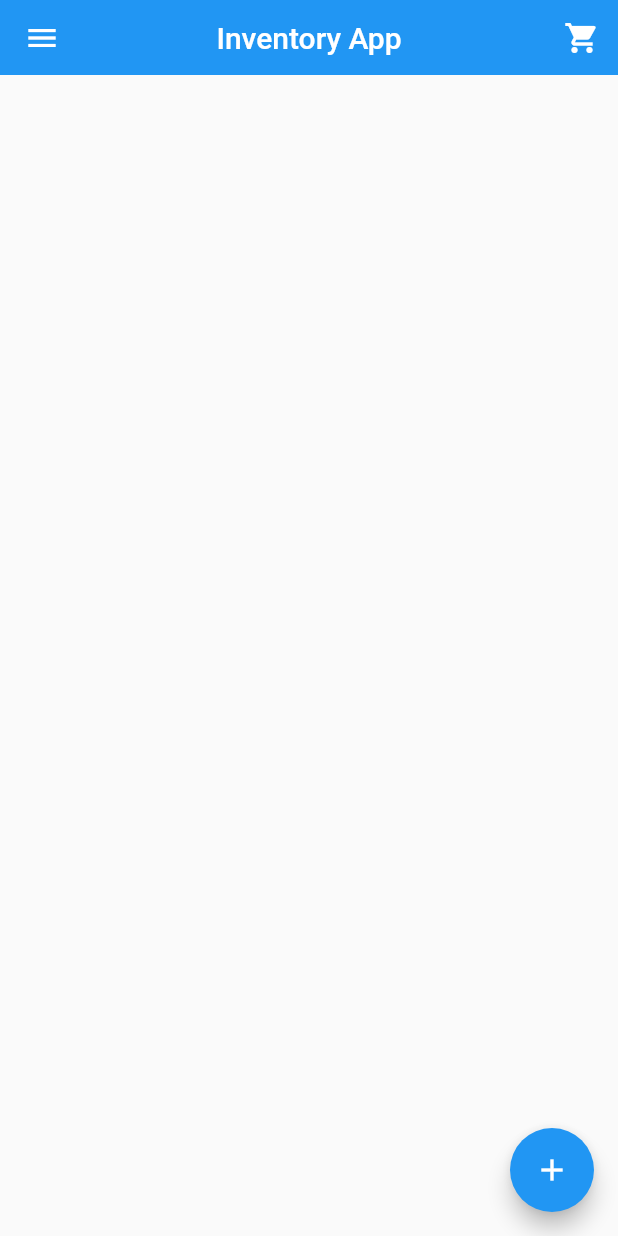
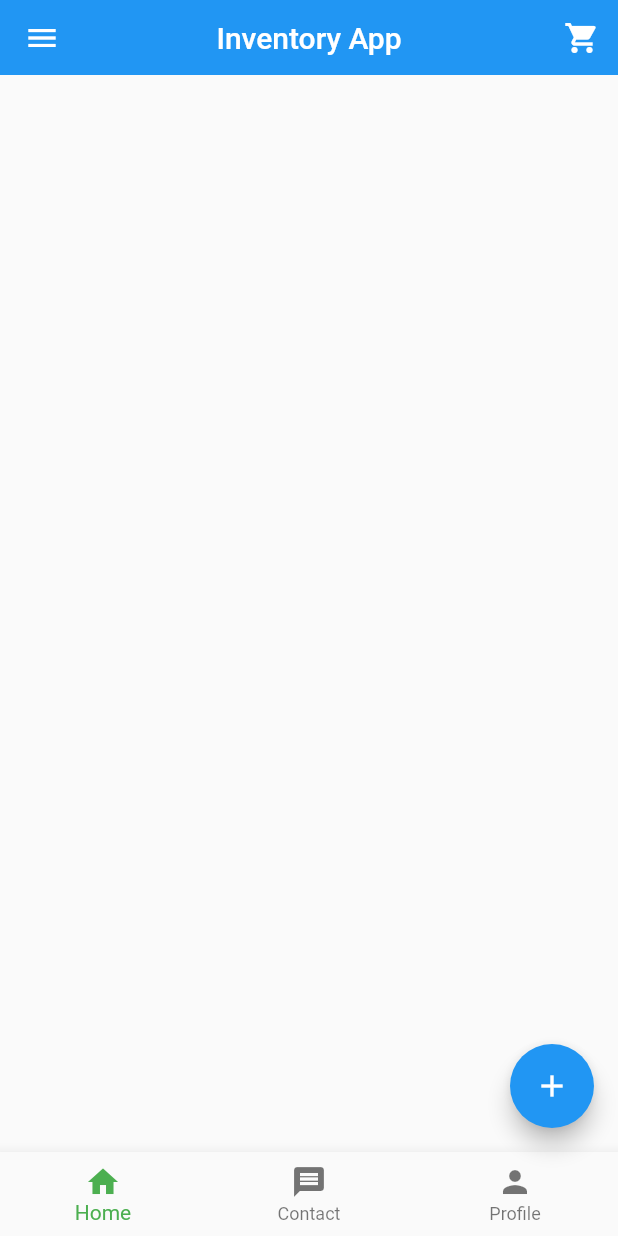
Before and after one commit to arifmia1129/flutter, a Flutter app: the screen it shows after launch, on a phone screen of 412 x 824 dp. Run offline on Flutter 3.47's test engine with Material 2 defaults, Android fonts, the phone set to English and light mode, and no system bars.

Commit message:
bottom navigation bar

```diff
--- a/lib/main.dart
+++ b/lib/main.dart
@@ -29,6 +29,7 @@ class HomeActivity extends StatelessWidget {
 
   @override
   Widget build(BuildContext context) {
+    var _currentIndex = 0;
     return Scaffold(
       appBar: AppBar(
         title: Text("Inventory App"),
@@ -55,6 +56,23 @@ class HomeActivity extends StatelessWidget {
         child: Icon(Icons.add),
         backgroundColor: Colors.blue,
       ),
+      bottomNavigationBar: BottomNavigationBar(
+        items: [
+          BottomNavigationBarItem(icon: Icon(Icons.home), label: "Home"),
+          BottomNavigationBarItem(icon: Icon(Icons.message), label: "Contact"),
+          BottomNavigationBarItem(icon: Icon(Icons.person), label: "Profile")
+        ],
+        currentIndex: _currentIndex,
+        onTap: (int index) {
+          if (index == 0) {
+            MySnackBar("This home bottom navbar", context);
+          } else if (index == 1) {
+            MySnackBar("This contact bottom navbar", context);
+          } else {
+            MySnackBar("This profile bottom navbar", context);
+          }
+        },
+      ),
     );
   }
 }
```
